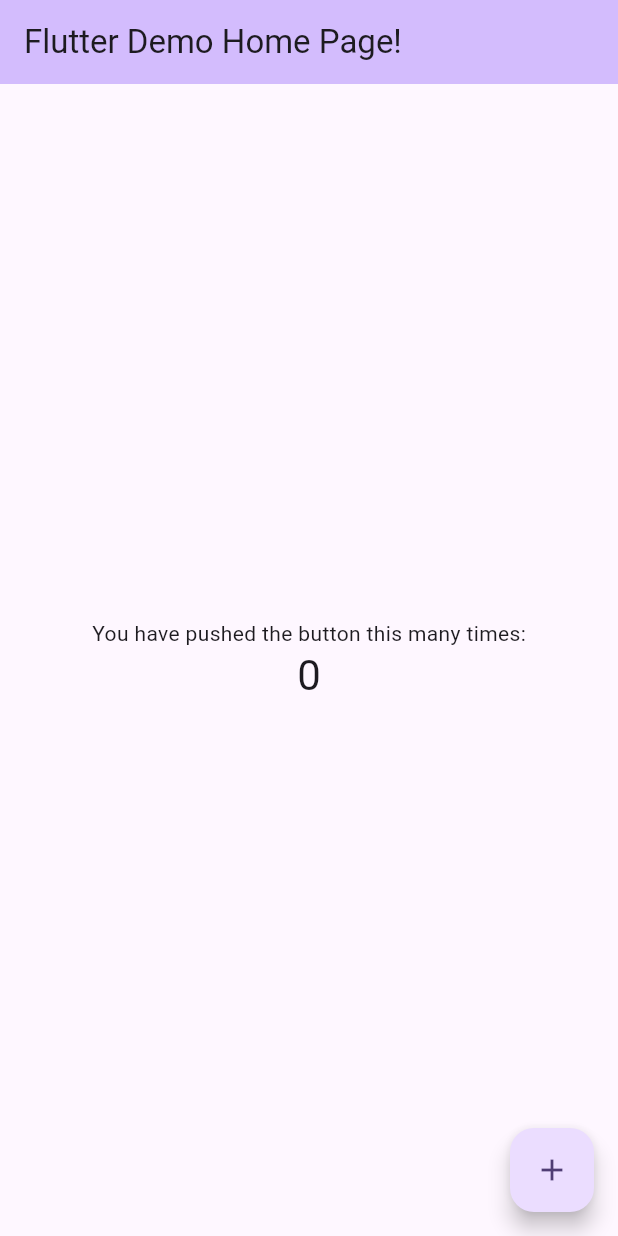
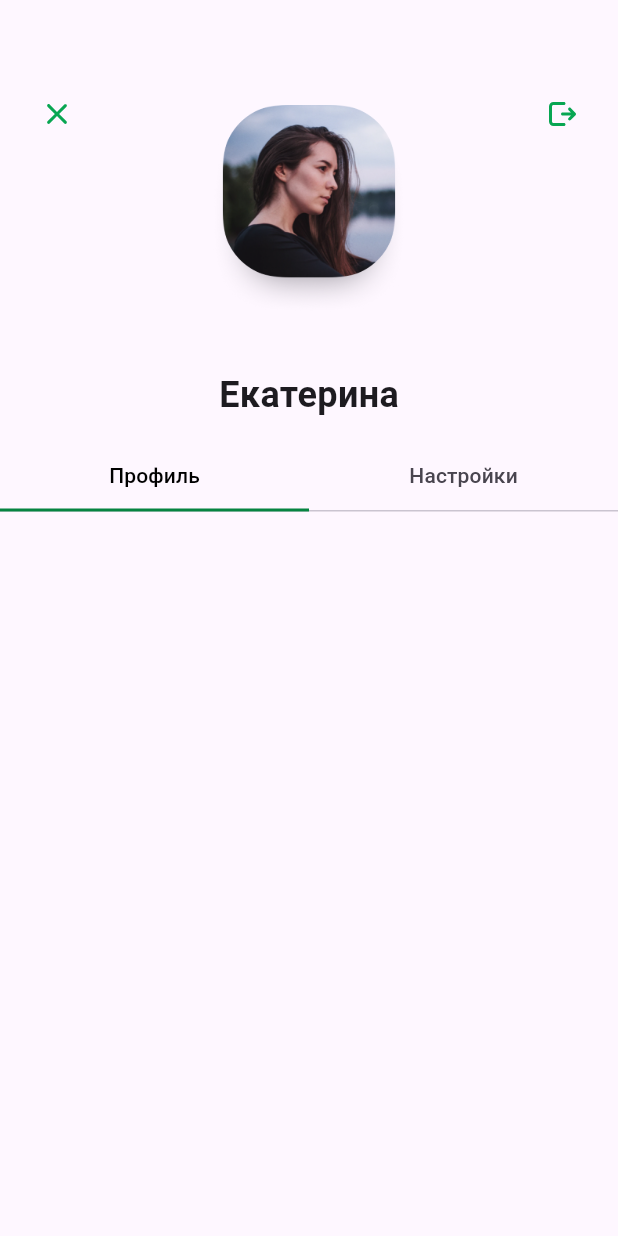
Before and after one commit to andreksus/FlutterLab, a Flutter app: the screen it shows after launch, on a phone screen of 412 x 824 dp. Run offline on Flutter 3.47's test engine with Material 3 defaults, Android fonts, the phone set to English and light mode, and no system bars; our stand-ins replace flutter_svg.

Commit message:
Added header: icons, profile image, username, tabbar

```diff
--- a/lib/main.dart
+++ b/lib/main.dart
@@ -1,4 +1,5 @@
 import 'package:flutter/material.dart';
+import 'package:flutter_lab/sections/header/header.dart';
 
 void main() {
   runApp(const MyApp());
@@ -7,119 +8,22 @@ void main() {
 class MyApp extends StatelessWidget {
   const MyApp({super.key});
 
-  // This widget is the root of your application.
   @override
   Widget build(BuildContext context) {
-    return MaterialApp(
-      title: 'Flutter Demo',
-      theme: ThemeData(
-        // This is the theme of your application.
-        //
-        // TRY THIS: Try running your application with "flutter run". You'll see
-        // the application has a purple toolbar. Then, without quitting the app,
-        // try changing the seedColor in the colorScheme below to Colors.green
-        // and then invoke "hot reload" (save your changes or press the "hot
-        // reload" button in a Flutter-supported IDE, or press "r" if you used
-        // the command line to start the app).
-        //
-        // Notice that the counter didn't reset back to zero; the application
-        // state is not lost during the reload. To reset the state, use hot
-        // restart instead.
-        //
-        // This works for code too, not just values: Most code changes can be
-        // tested with just a hot reload.
-        colorScheme: ColorScheme.fromSeed(seedColor: Colors.deepPurple),
-        useMaterial3: true,
-      ),
-      home: const MyHomePage(title: 'Flutter Demo Home Page!'),
+    return const MaterialApp(
+      debugShowCheckedModeBanner: false,
+      home: App(),
     );
   }
 }
 
-class MyHomePage extends StatefulWidget {
-  const MyHomePage({super.key, required this.title});
-
-  // This widget is the home page of your application. It is stateful, meaning
-  // that it has a State object (defined below) that contains fields that affect
-  // how it looks.
-
-  // This class is the configuration for the state. It holds the values (in this
-  // case the title) provided by the parent (in this case the App widget) and
-  // used by the build method of the State. Fields in a Widget subclass are
-  // always marked "final".
-
-  final String title;
-
-  @override
-  State<MyHomePage> createState() => _MyHomePageState();
-}
-
-class _MyHomePageState extends State<MyHomePage> {
-  int _counter = 0;
-
-  void _incrementCounter() {
-    setState(() {
-      // This call to setState tells the Flutter framework that something has
-      // changed in this State, which causes it to rerun the build method below
-      // so that the display can reflect the updated values. If we changed
-      // _counter without calling setState(), then the build method would not be
-      // called again, and so nothing would appear to happen.
-      _counter++;
-    });
-  }
+class App extends StatelessWidget {
+  const App({super.key});
 
   @override
   Widget build(BuildContext context) {
-    // This method is rerun every time setState is called, for instance as done
-    // by the _incrementCounter method above.
-    //
-    // The Flutter framework has been optimized to make rerunning build methods
-    // fast, so that you can just rebuild anything that needs updating rather
-    // than having to individually change instances of widgets.
-    return Scaffold(
-      appBar: AppBar(
-        // TRY THIS: Try changing the color here to a specific color (to
-        // Colors.amber, perhaps?) and trigger a hot reload to see the AppBar
-        // change color while the other colors stay the same.
-        backgroundColor: Theme.of(context).colorScheme.inversePrimary,
-        // Here we take the value from the MyHomePage object that was created by
-        // the App.build method, and use it to set our appbar title.
-        title: Text(widget.title),
-      ),
-      body: Center(
-        // Center is a layout widget. It takes a single child and positions it
-        // in the middle of the parent.
-        child: Column(
-          // Column is also a layout widget. It takes a list of children and
-          // arranges them vertically. By default, it sizes itself to fit its
-          // children horizontally, and tries to be as tall as its parent.
-          //
-          // Column has various properties to control how it sizes itself and
-          // how it positions its children. Here we use mainAxisAlignment to
-          // center the children vertically; the main axis here is the vertical
-          // axis because Columns are vertical (the cross axis would be
-          // horizontal).
-          //
-          // TRY THIS: Invoke "debug painting" (choose the "Toggle Debug Paint"
-          // action in the IDE, or press "p" in the console), to see the
-          // wireframe for each widget.
-          mainAxisAlignment: MainAxisAlignment.center,
-          children: <Widget>[
-            const Text(
-              'You have pushed the button this many times:',
-            ),
-            Text(
-              '$_counter',
-              style: Theme.of(context).textTheme.headlineMedium,
-            ),
-          ],
-        ),
-      ),
-      floatingActionButton: FloatingActionButton(
-        onPressed: _incrementCounter,
-        tooltip: 'Increment',
-        child: const Icon(Icons.add),
-      ), // This trailing comma makes auto-formatting nicer for build methods.
+    return const Scaffold(
+      body: Header(),
     );
   }
 }
--- /dev/null
+++ b/lib/pages/main_page.dart
@@ -0,0 +1,54 @@
+import 'package:flutter/material.dart';
+import 'package:flutter_lab/pages/tabs.dart';
+import 'package:flutter_svg/flutter_svg.dart';
+
+class MainPage extends StatelessWidget {
+  const MainPage({super.key});
+
+  @override
+  Widget build(BuildContext context) {
+    return Scaffold(
+      appBar: AppBar(
+        leading: Container(
+            margin: const EdgeInsets.only(left: 14, top: 8, bottom: 8),
+            alignment: Alignment.center,
+            child: IconButton(
+              onPressed: () {},
+              icon: SvgPicture.asset(
+                'assets/icons/ic_24_cross.svg',
+              ),
+            )),
+        actions: [
+          Container(
+              width: 37,
+              margin: const EdgeInsets.only(right: 14, top: 8, bottom: 8),
+              alignment: Alignment.center,
+              child: IconButton(
+                onPressed: () {},
+                icon: SvgPicture.asset(
+                  'assets/icons/ic_24_arrow_right_square.svg',
+                ),
+              ))
+        ],
+      ),
+      body: Column(
+        children: [
+          Container(
+            alignment: Alignment.center,
+            child: Image.asset(
+              'assets/images/Photo.png',
+              height: 140,
+            ),
+          ),
+          Container(
+              margin: const EdgeInsets.only(top: 36, bottom: 14),
+              child: const Text(
+                "Екатерина",
+                style: TextStyle(fontWeight: FontWeight.w700, fontSize: 24),
+              )),
+          const Tabs()
+        ],
+      ),
+    );
+  }
+}
--- /dev/null
+++ b/lib/sections/header/header.dart
@@ -0,0 +1,26 @@
+import 'package:flutter/material.dart';
+import 'package:flutter_lab/sections/header/header_icons.dart';
+import 'package:flutter_lab/sections/header/profile_image.dart';
+import 'package:flutter_lab/sections/header/tabs.dart';
+import 'package:flutter_lab/sections/header/user_name.dart';
+
+class Header extends StatelessWidget {
+  const Header({super.key});
+
+  @override
+  Widget build(BuildContext context) {
+    return const Stack(
+      alignment: AlignmentDirectional.topCenter,
+      children: [
+        HeaderIcons(),
+        Column(
+          children: [
+            ProfileImage(refImage: "assets/images/Photo.png"),
+            UserName(userName: "Екатерина"),
+            Tabs()
+          ],
+        )
+      ],
+    );
+  }
+}
--- /dev/null
+++ b/lib/sections/header/header_icons.dart
@@ -0,0 +1,31 @@
+import 'package:flutter/material.dart';
+import 'package:flutter_svg/svg.dart';
+
+class HeaderIcons extends StatelessWidget {
+  const HeaderIcons({super.key});
+
+  @override
+  Widget build(BuildContext context) {
+    return Container(
+        margin: const EdgeInsets.only(top: 44),
+        child: Row(
+          children: [
+            Container(
+                margin: const EdgeInsets.only(left: 14, top: 8, bottom: 8),
+                child: IconButton(
+                    onPressed: () {},
+                    icon: SvgPicture.asset(
+                      'assets/icons/ic_24_cross.svg',
+                    ))),
+            const Spacer(),
+            Container(
+                margin: const EdgeInsets.only(right: 14, top: 8, bottom: 8),
+                child: IconButton(
+                    onPressed: () {},
+                    icon: SvgPicture.asset(
+                      'assets/icons/ic_24_arrow_right_square.svg',
+                    ))),
+          ],
+        ));
+  }
+}
--- /dev/null
+++ b/lib/sections/header/profile_image.dart
@@ -0,0 +1,16 @@
+import 'package:flutter/material.dart';
+
+class ProfileImage extends StatelessWidget {
+  final String refImage;
+  const ProfileImage({super.key,required this.refImage});
+
+  @override
+  Widget build(BuildContext context) {
+    return Container(
+        margin: const EdgeInsets.only(top: 70),
+        child: Image.asset(
+          refImage,
+          height: 140,
+        ));
+  }
+}
--- /dev/null
+++ b/lib/sections/header/tabs.dart
@@ -0,0 +1,18 @@
+import 'package:flutter/material.dart';
+
+class Tabs extends StatelessWidget {
+  const Tabs({super.key});
+
+  @override
+  Widget build(BuildContext context) {
+    return const DefaultTabController(
+        length: 2,
+        child: TabBar(
+          indicatorWeight: 1.0,
+          indicatorPadding: EdgeInsets.zero,
+          labelColor: Color(0xff000000),
+          indicatorSize: TabBarIndicatorSize.tab,
+          indicatorColor: Color(0xff068441),
+          tabs: [Tab(text: "Профиль"), Tab(text: "Настройки")]));
+  }
+}
--- /dev/null
+++ b/lib/sections/header/user_name.dart
@@ -0,0 +1,17 @@
+import 'package:flutter/material.dart';
+
+class UserName extends StatelessWidget {
+  final String userName;
+  const UserName({super.key, required this.userName});
+
+  @override
+  Widget build(BuildContext context) {
+    return Container(
+      margin: const EdgeInsets.only(top: 36, bottom: 14),
+      child: Text(
+      userName,
+      style: const TextStyle(fontWeight: FontWeight.w700, fontSize: 24),
+      )
+    );
+  }
+}
```
Also changed, not shown: pubspec.yaml (+4 -3 lines), assets/icons/ic_24_arrow_right_square.svg (added), assets/icons/ic_24_cross.svg (added), assets/images/Photo.png (added), pubspec.lock, 1 other file.
